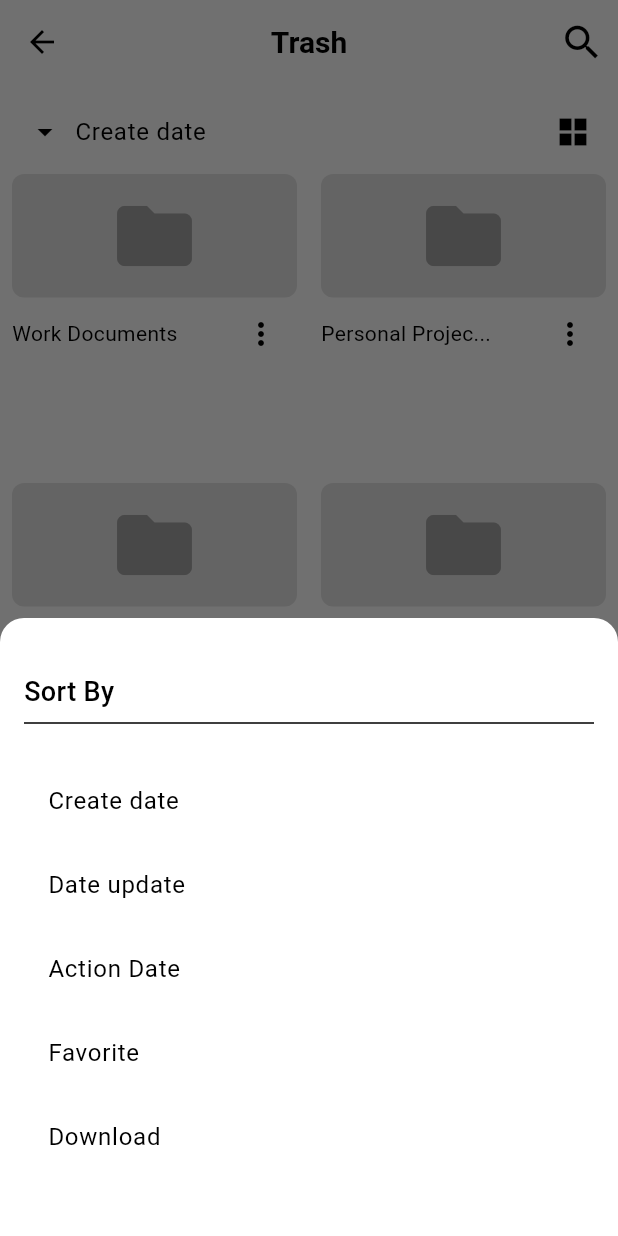
After one commit to Pepsi-Dota2/sabaiydev, a Flutter app: the TrashPage screen opened by its route, after a tap on "Create date", on a phone screen of 412 x 824 dp. The commit adds this screen. Run offline on Flutter 3.47's test engine with Material 3 defaults, Android fonts, the light colour scheme and no system bars; our stand-ins replace animated_bottom_navigation_bar, auto_route, bloc, buttons_tabbar, cached_network_image, easy_localization and 9 more; network calls fail.

Commit message:
feat: add trash page

```diff
--- a/lib/src/core/config/router/router.dart
+++ b/lib/src/core/config/router/router.dart
@@ -3,6 +3,7 @@ import 'package:flutter/material.dart';
 import 'package:sabaiydev/src/module/files/presentation/pages/file/file_page.dart';
 import 'package:sabaiydev/src/module/files/presentation/pages/file_page.dart';
 import 'package:sabaiydev/src/module/files/presentation/pages/folder/folder.dart';
+import 'package:sabaiydev/src/module/files/presentation/pages/trash_page.dart';
 import 'package:sabaiydev/src/module/home/presentation/pages/dashboard/dashboard.dart';
 import 'package:sabaiydev/src/module/home/presentation/pages/home_page.dart';
 import 'package:sabaiydev/src/module/shared/presentation/pages/shared_page.dart';
@@ -21,5 +22,6 @@ class AppRouter extends _$AppRouter {
         AutoRoute(page: ShortRoute.page),
         AutoRoute(page: FileTabRoute.page),
         AutoRoute(page: FolderTabRoute.page),
+        AutoRoute(page: TrashRoute.page),
       ];
 }
--- a/lib/src/module/files/presentation/cubit/file_state.dart
+++ b/lib/src/module/files/presentation/cubit/file_state.dart
@@ -8,5 +8,7 @@ class FileState with _$FileState {
     @Default(false) onListFileTab,
     @Default([]) List<FileImagesModel> fileImage,
     @Default(false) onListFolderTab,
+    @Default([]) List<FileImagesModel> trash,
+    @Default([]) List<FileImagesModel> selectedFiles,
   }) = _FileState;
 }
--- a/lib/src/module/files/presentation/pages/folder/folder.dart
+++ b/lib/src/module/files/presentation/pages/folder/folder.dart
@@ -4,7 +4,6 @@ import 'package:flutter_bloc/flutter_bloc.dart';
 import 'package:gap/gap.dart';
 import 'package:sabaiydev/src/core/config/constant/app_color.dart';
 import 'package:sabaiydev/src/core/widgets/bottom_sheet.dart';
-import 'package:sabaiydev/src/module/files/domain/model/file_images.dart';
 import 'package:sabaiydev/src/module/files/domain/model/filter_type_model.dart';
 import 'package:sabaiydev/src/module/files/domain/model/folder_type.dart';
 import 'package:sabaiydev/src/module/files/presentation/cubit/file_cubit.dart';
--- /dev/null
+++ b/lib/src/module/files/presentation/pages/trash_page.dart
@@ -0,0 +1,187 @@
+import 'package:auto_route/auto_route.dart';
+import 'package:cached_network_image/cached_network_image.dart';
+import 'package:flutter/material.dart';
+import 'package:flutter_bloc/flutter_bloc.dart';
+import 'package:gap/gap.dart';
+import 'package:sabaiydev/src/core/config/constant/app_color.dart';
+import 'package:sabaiydev/src/core/config/constant/enum.dart';
+import 'package:sabaiydev/src/core/widgets/bottom_sheet.dart';
+import 'package:sabaiydev/src/module/files/domain/model/filter_type_model.dart';
+import 'package:sabaiydev/src/module/files/domain/model/folder_type.dart';
+import 'package:sabaiydev/src/module/files/presentation/cubit/file_cubit.dart';
+import 'package:sabaiydev/src/module/files/presentation/widgets/filter_date.dart';
+
+@RoutePage()
+@RoutePage()
+class TrashPage extends StatelessWidget implements AutoRouteWrapper {
+  const TrashPage({super.key});
+
+  @override
+  Widget wrappedRoute(BuildContext context) {
+    return BlocProvider(
+      create: (context) => FileCubit(),
+      child: this,
+    );
+  }
+
+  @override
+  Widget build(BuildContext context) {
+    final size = MediaQuery.of(context).size;
+    final cubit = context.read<FileCubit>();
+    final filterData = FilterTypeModel.getMockFilterTypeData;
+    final mockData = FolderTypeModel.folderData;
+    return Scaffold(
+      appBar: AppBar(
+        title: Text("Trash"),
+        centerTitle: true,
+        actions: [
+          IconButton(
+              onPressed: () {},
+              icon: Icon(
+                Icons.search,
+                size: 30,
+              )),
+        ],
+      ),
+      body: SafeArea(
+        child: BlocBuilder<FileCubit, FileState>(
+          builder: (context, state) {
+            return SingleChildScrollView(
+              child: Padding(
+                padding:const EdgeInsets.symmetric(horizontal: 8, vertical: 20),
+                child: Column(
+                  children: [
+                    FilterDate(
+                      label: filterData.first.name,
+                      onFilterDate: () {
+                        showCustomBottomSheet(
+                          context: context,
+                          height: size.height * 0.5,
+                          content: Container(
+                            child: Column(
+                              crossAxisAlignment: CrossAxisAlignment.start,
+                              children: [
+                                const Gap(20),
+                                const Text(
+                                  "Sort By",
+                                  style: TextStyle(
+                                      fontSize: 18, fontWeight: FontWeight.w500),
+                                ),
+                                const Divider(),
+                                const Gap(16),
+                                Expanded(
+                                  child: ListView.builder(
+                                    itemCount: filterData.length,
+                                    itemBuilder: (context, index) {
+                                      return ListTile(
+                                        title: Text(filterData[index].name),
+                                      );
+                                    },
+                                  ),
+                                ),
+                              ],
+                            ),
+                          ),
+                        );
+                      },
+                      onClick: state.onListFolderTab,
+                      onListTap: () {
+                        cubit.onListFolderTabChange();
+                      },
+                    ),
+                    const Gap(16),
+                    state.onListFolderTab
+                        ? ListView.builder(
+                            shrinkWrap: true,
+                            physics: const NeverScrollableScrollPhysics(),
+                            itemCount: mockData.length,
+                            itemBuilder: (BuildContext context, int index) {
+                              final data = mockData[index];
+                              return Padding(
+                                padding: const EdgeInsets.symmetric(vertical: 4),
+                                child: ListTile(
+                                  leading: Icon(
+                                    data.icon,
+                                    color: AppColors.grey,
+                                  ),
+                                  title: Text(data.name),
+                                  subtitle: Text(data.startedDate ?? ""),
+                                  trailing: IconButton(
+                                    onPressed: () {},
+                                    icon: const Icon(Icons.more_vert),
+                                  ),
+                                ),
+                              );
+                            },
+                          )
+                        : GridView.builder(
+                            shrinkWrap: true,
+                            gridDelegate:
+                                const SliverGridDelegateWithFixedCrossAxisCount(
+                              crossAxisCount: 2,
+                              crossAxisSpacing: 16,
+                              mainAxisSpacing: 16,
+                            ),
+                            physics: const NeverScrollableScrollPhysics(),
+                            itemCount: mockData.length,
+                            itemBuilder: (BuildContext context, int index) {
+                              final mockData = FolderTypeModel.folderData[index];
+                              return Column(
+                                children: [
+                                  Container(
+                                    height: size.height * 0.1,
+                                    width: size.width * 1,
+                                    decoration: BoxDecoration(
+                                        color: AppColors.grey.withOpacity(0.3),
+                                        borderRadius: BorderRadius.circular(8)),
+                                    child: Icon(
+                                      mockData.icon,
+                                      size: 60,
+                                      color: AppColors.grey,
+                                    ),
+                                  ),
+                                  Row(
+                                    mainAxisAlignment:
+                                        MainAxisAlignment.spaceBetween,
+                                    children: [
+                                      Text(
+                                        mockData.name.length > 15 ? '${mockData.name.substring(0, 15)}...' : mockData.name,
+                                        overflow: TextOverflow.ellipsis,
+                                        maxLines: 1,
+                                      ),
+                                      IconButton(
+                                        onPressed: () {},
+                                        icon: const Icon(Icons.more_vert),
+                                      ),
+                                    ],
+                                  ),
+                                ],
+                              );
+                            },
+                          )
+
+                  ],
+                ),
+              ),
+            );
+          },
+        ),
+      ),
+    );
+  }
+
+  void showCustomBottomSheet({
+    required BuildContext context,
+    required double height,
+    required Widget content,
+  }) {
+    showModalBottomSheet(
+      context: context,
+      isScrollControlled: true,
+      builder: (context) => CustomBottomSheet(
+        height: height,
+        content: content,
+      ),
+    );
+  }
+}
--- a/lib/src/module/files/presentation/widgets/filter_date.dart
+++ b/lib/src/module/files/presentation/widgets/filter_date.dart
@@ -37,12 +37,15 @@ class FilterDate extends StatelessWidget {
               ],
             ),
           ),
-          GestureDetector(
-            onTap: onListTap,
-            child: Icon(
+
+          if (onListTap != null)
+            GestureDetector(
+              onTap: onListTap,
+              child: Icon(
                 onClick ? Icons.list : Icons.grid_view_sharp,
-                color: Colors.black),
-          ),
+                color: Colors.black,
+              ),
+            ),
         ],
       ),
     );
--- a/lib/src/module/home/presentation/cubit/home_cubit.dart
+++ b/lib/src/module/home/presentation/cubit/home_cubit.dart
@@ -28,4 +28,9 @@ class HomeCubit extends Cubit<HomeState> {
   void onClick() {
     emit(state.copyWith(onClick: !state.onClick));
   }
+
+
+  void ontFileChange() {
+    emit(state.copyWith(onClick: !state.onClick));
+  }
 }
```
Also changed, not shown: lib/src/module/files/presentation/cubit/file_cubit.dart (+46 -2 lines), lib/src/module/files/presentation/pages/file/file_page.dart (+13 -5 lines), lib/src/module/files/presentation/pages/file_page.dart (+6 -3 lines), lib/src/module/home/presentation/pages/home_page.dart (+61 -7 lines), lib/src/core/config/router/router.gr.dart, lib/src/module/files/presentation/cubit/file_cubit.freezed.dart, 1 other file.
